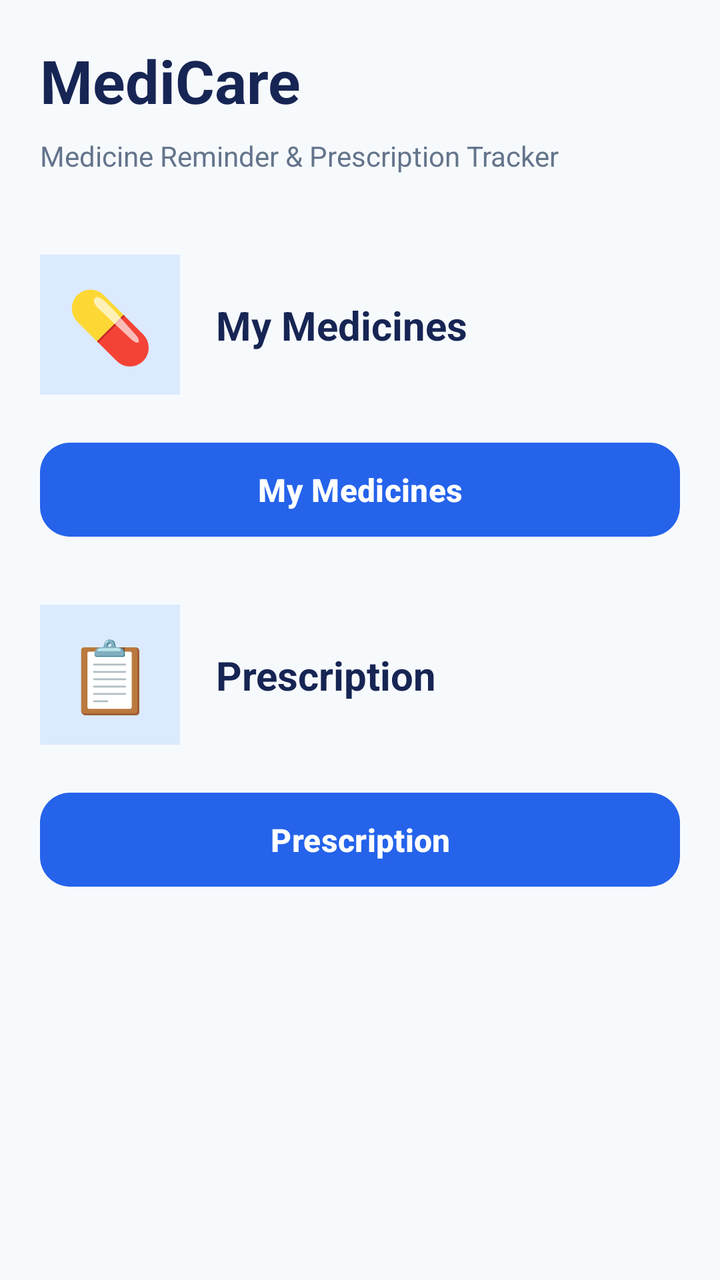
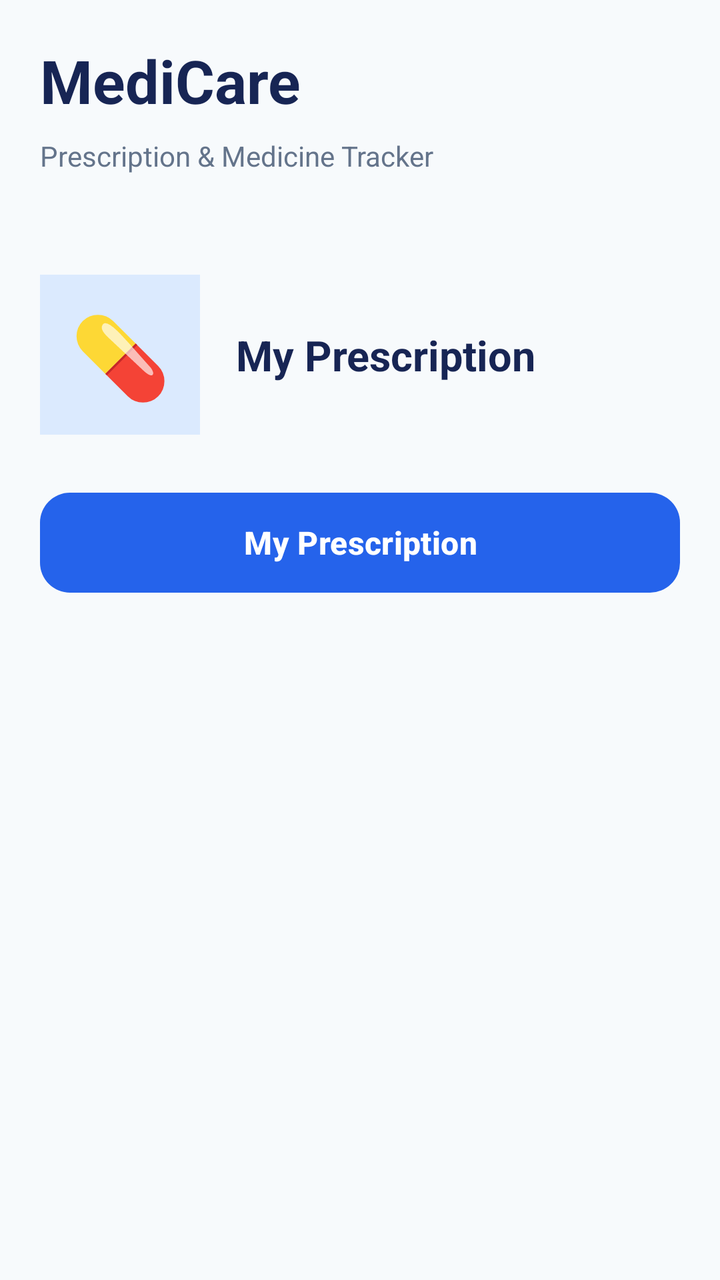

Before-and-after screenshots of an Android layout around one commit, followed by the original layout XML and the change that was made.
<!-- AndroidManifest.xml: application theme Theme._24012011119_MAD_Medicare -->
<!-- res/layout/activity_main.xml -->
<?xml version="1.0" encoding="utf-8"?>
<androidx.constraintlayout.widget.ConstraintLayout
    xmlns:android="http://schemas.android.com/apk/res/android"
    xmlns:app="http://schemas.android.com/apk/res-auto"
    android:layout_width="match_parent"
    android:layout_height="match_parent"
    android:background="#F7FAFC"
    android:padding="20dp">

    

    <TextView
        android:id="@+id/txtAppName"
        android:layout_width="wrap_content"
        android:layout_height="wrap_content"
        android:text="MediCare"
        android:textColor="#172554"
        android:textSize="30sp"
        android:textStyle="bold"
        app:layout_constraintStart_toStartOf="parent"
        app:layout_constraintTop_toTopOf="parent" />


    

    <TextView
        android:id="@+id/txtWelcome"
        android:layout_width="0dp"
        android:layout_height="wrap_content"
        android:layout_marginTop="8dp"
        android:text="Medicine Reminder &amp; Prescription Tracker"
        android:textColor="#64748B"
        android:textSize="14sp"
        app:layout_constraintEnd_toEndOf="parent"
        app:layout_constraintStart_toStartOf="parent"
        app:layout_constraintTop_toBottomOf="@id/txtAppName" />


    

    <TextView
        android:id="@+id/txtMedicineIcon"
        android:layout_width="70dp"
        android:layout_height="70dp"
        android:layout_marginTop="40dp"
        android:background="#DBEAFE"
        android:gravity="center"
        android:text="💊"
        android:textSize="35sp"
        app:layout_constraintStart_toStartOf="parent"
        app:layout_constraintTop_toBottomOf="@id/txtWelcome" />


    <TextView
        android:id="@+id/txtMedicineTitle"
        android:layout_width="0dp"
        android:layout_height="wrap_content"
        android:layout_marginStart="18dp"
        android:text="My Medicines"
        android:textColor="#172554"
        android:textSize="20sp"
        android:textStyle="bold"
        app:layout_constraintBottom_toBottomOf="@id/txtMedicineIcon"
        app:layout_constraintEnd_toEndOf="parent"
        app:layout_constraintStart_toEndOf="@id/txtMedicineIcon"
        app:layout_constraintTop_toTopOf="@id/txtMedicineIcon" />


    <com.google.android.material.button.MaterialButton
        android:id="@+id/btnMedicines"
        android:layout_width="0dp"
        android:layout_height="55dp"
        android:layout_marginTop="20dp"
        android:text="My Medicines"
        android:textColor="#FFFFFF"
        android:textSize="16sp"
        android:textStyle="bold"
        app:backgroundTint="#2563EB"
        app:cornerRadius="15dp"
        app:layout_constraintEnd_toEndOf="parent"
        app:layout_constraintStart_toStartOf="parent"
        app:layout_constraintTop_toBottomOf="@id/txtMedicineIcon" />


    

    <TextView
        android:id="@+id/txtPrescriptionIcon"
        android:layout_width="70dp"
        android:layout_height="70dp"
        android:layout_marginTop="30dp"
        android:background="#DBEAFE"
        android:gravity="center"
        android:text="📋"
        android:textSize="35sp"
        app:layout_constraintStart_toStartOf="parent"
        app:layout_constraintTop_toBottomOf="@id/btnMedicines" />


    <TextView
        android:id="@+id/txtPrescriptionTitle"
        android:layout_width="0dp"
        android:layout_height="wrap_content"
        android:layout_marginStart="18dp"
        android:text="Prescription"
        android:textColor="#172554"
        android:textSize="20sp"
        android:textStyle="bold"
        app:layout_constraintBottom_toBottomOf="@id/txtPrescriptionIcon"
        app:layout_constraintEnd_toEndOf="parent"
        app:layout_constraintStart_toEndOf="@id/txtPrescriptionIcon"
        app:layout_constraintTop_toTopOf="@id/txtPrescriptionIcon" />


    <com.google.android.material.button.MaterialButton
        android:id="@+id/btnPrescription"
        android:layout_width="0dp"
        android:layout_height="55dp"
        android:layout_marginTop="20dp"
        android:text="Prescription"
        android:textColor="#FFFFFF"
        android:textSize="16sp"
        android:textStyle="bold"
        app:backgroundTint="#2563EB"
        app:cornerRadius="15dp"
        app:layout_constraintEnd_toEndOf="parent"
        app:layout_constraintStart_toStartOf="parent"
        app:layout_constraintTop_toBottomOf="@id/txtPrescriptionIcon" />

</androidx.constraintlayout.widget.ConstraintLayout>
<!-- resources referenced by this layout -->
<resources>
  <style name="Theme._24012011119_MAD_Medicare" parent="Base.Theme._24012011119_MAD_Medicare" />
  <style name="Base.Theme._24012011119_MAD_Medicare" parent="Theme.Material3.DayNight.NoActionBar">
          
          
      </style>
</resources>

<!-- the commit's change to res/layout/activity_main.xml (unified diff, before → after) -->
@@ -6,8 +6,6 @@
     android:layout_height="match_parent"
     android:background="#F7FAFC"
     android:padding="20dp">
-
-    
 
     <TextView
         android:id="@+id/txtAppName"
@@ -20,104 +18,50 @@
         app:layout_constraintStart_toStartOf="parent"
         app:layout_constraintTop_toTopOf="parent" />
 
-
-    
-
     <TextView
         android:id="@+id/txtWelcome"
         android:layout_width="0dp"
         android:layout_height="wrap_content"
         android:layout_marginTop="8dp"
-        android:text="Medicine Reminder &amp; Prescription Tracker"
+        android:text="Prescription &amp; Medicine Tracker"
         android:textColor="#64748B"
         android:textSize="14sp"
         app:layout_constraintEnd_toEndOf="parent"
         app:layout_constraintStart_toStartOf="parent"
         app:layout_constraintTop_toBottomOf="@id/txtAppName" />
 
-
-    
-
     <TextView
-        android:id="@+id/txtMedicineIcon"
-        android:layout_width="70dp"
-        android:layout_height="70dp"
-        android:layout_marginTop="40dp"
+        android:id="@+id/txtPrescriptionIcon"
+        android:layout_width="80dp"
+        android:layout_height="80dp"
+        android:layout_marginTop="50dp"
         android:background="#DBEAFE"
         android:gravity="center"
         android:text="💊"
-        android:textSize="35sp"
+        android:textSize="40sp"
         app:layout_constraintStart_toStartOf="parent"
         app:layout_constraintTop_toBottomOf="@id/txtWelcome" />
-
-
-    <TextView
-        android:id="@+id/txtMedicineTitle"
-        android:layout_width="0dp"
-        android:layout_height="wrap_content"
-        android:layout_marginStart="18dp"
-        android:text="My Medicines"
-        android:textColor="#172554"
-        android:textSize="20sp"
-        android:textStyle="bold"
-        app:layout_constraintBottom_toBottomOf="@id/txtMedicineIcon"
-        app:layout_constraintEnd_toEndOf="parent"
-        app:layout_constraintStart_toEndOf="@id/txtMedicineIcon"
-        app:layout_constraintTop_toTopOf="@id/txtMedicineIcon" />
-
-
-    <com.google.android.material.button.MaterialButton
-        android:id="@+id/btnMedicines"
-        android:layout_width="0dp"
-        android:layout_height="55dp"
-        android:layout_marginTop="20dp"
-        android:text="My Medicines"
-        android:textColor="#FFFFFF"
-        android:textSize="16sp"
-        android:textStyle="bold"
-        app:backgroundTint="#2563EB"
-        app:cornerRadius="15dp"
-        app:layout_constraintEnd_toEndOf="parent"
-        app:layout_constraintStart_toStartOf="parent"
-        app:layout_constraintTop_toBottomOf="@id/txtMedicineIcon" />
-
-
-    
-
-    <TextView
-        android:id="@+id/txtPrescriptionIcon"
-        android:layout_width="70dp"
-        android:layout_height="70dp"
-        android:layout_marginTop="30dp"
-        android:background="#DBEAFE"
-        android:gravity="center"
-        android:text="📋"
-        android:textSize="35sp"
-        app:layout_constraintStart_toStartOf="parent"
-        app:layout_constraintTop_toBottomOf="@id/btnMedicines" />
-
 
     <TextView
         android:id="@+id/txtPrescriptionTitle"
         android:layout_width="0dp"
         android:layout_height="wrap_content"
         android:layout_marginStart="18dp"
-        android:text="Prescription"
+        android:text="My Prescription"
         android:textColor="#172554"
-        android:textSize="20sp"
+        android:textSize="21sp"
         android:textStyle="bold"
         app:layout_constraintBottom_toBottomOf="@id/txtPrescriptionIcon"
         app:layout_constraintEnd_toEndOf="parent"
         app:layout_constraintStart_toEndOf="@id/txtPrescriptionIcon"
         app:layout_constraintTop_toTopOf="@id/txtPrescriptionIcon" />
 
-
     <com.google.android.material.button.MaterialButton
         android:id="@+id/btnPrescription"
         android:layout_width="0dp"
-        android:layout_height="55dp"
-        android:layout_marginTop="20dp"
-        android:text="Prescription"
+        android:layout_height="58dp"
+        android:layout_marginTop="25dp"
+        android:text="My Prescription"
         android:textColor="#FFFFFF"
         android:textSize="16sp"
         android:textStyle="bold"
